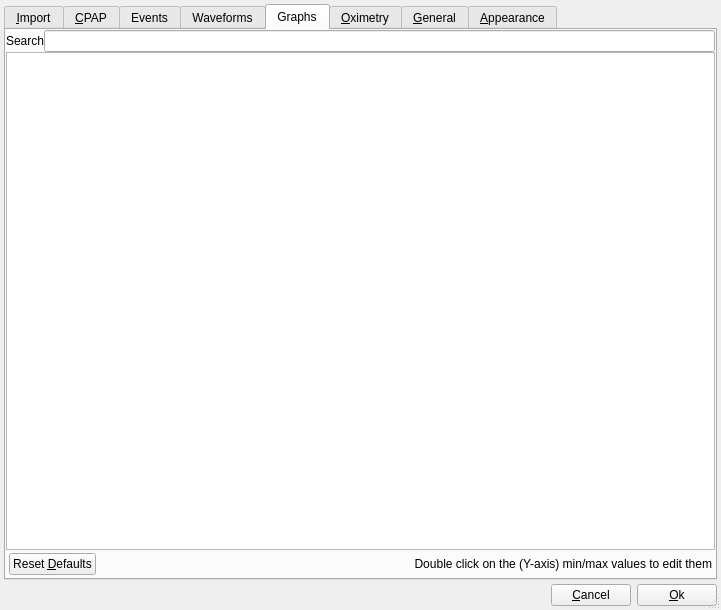
sbonaime/sleepyhead-code., file sleepyhead/preferencesdialog.ui: the form before one commit.
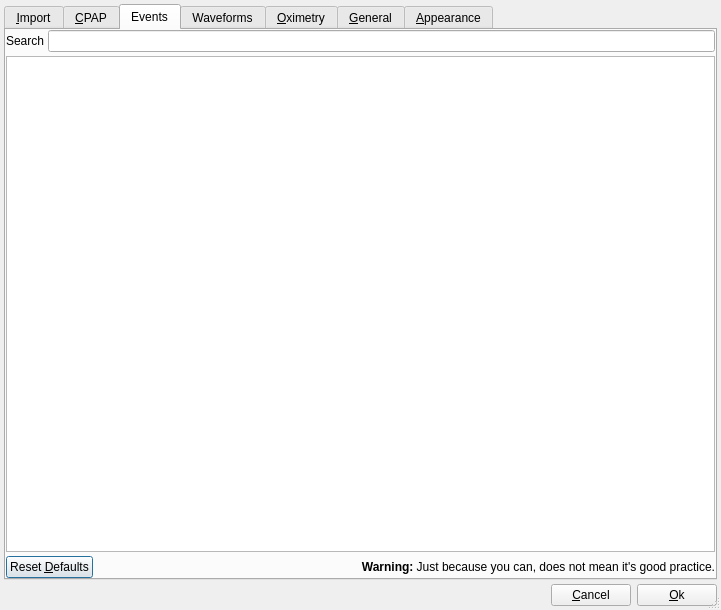
The form after the commit. The open tabs and pages were chosen to show the change. Icons and pictures are not drawn.

Commit message: Remove old Graph Tab in Preferences

What changed in the file:
```diff
--- a/sleepyhead/preferencesdialog.ui
+++ b/sleepyhead/preferencesdialog.ui
@@ -1305,90 +1305,6 @@
        </item>
       </layout>
      </widget>
-     <widget class="QWidget" name="graphTab">
-      <attribute name="title">
-       <string>Graphs</string>
-      </attribute>
-      <layout class="QVBoxLayout" name="verticalLayout_4">
-       <property name="spacing">
-        <number>0</number>
-       </property>
-       <property name="leftMargin">
-        <number>0</number>
-       </property>
-       <property name="topMargin">
-        <number>0</number>
-       </property>
-       <property name="rightMargin">
-        <number>0</number>
-       </property>
-       <property name="bottomMargin">
-        <number>0</number>
-       </property>
-       <item>
-        <layout class="QHBoxLayout" name="horizontalLayout_6">
-         <item>
-          <widget class="QLabel" name="label_8">
-           <property name="text">
-            <string>Search</string>
-           </property>
-          </widget>
-         </item>
-         <item>
-          <widget class="QLineEdit" name="graphFilter">
-           <property name="toolTip">
-            <string>Filters the graph list. Simply start typing the name of the graph your looking for.</string>
-           </property>
-          </widget>
-         </item>
-        </layout>
-       </item>
-       <item>
-        <widget class="QTreeView" name="graphView"/>
-       </item>
-       <item>
-        <widget class="QWidget" name="widget_3" native="true">
-         <layout class="QHBoxLayout" name="horizontalLayout_11">
-          <property name="leftMargin">
-           <number>3</number>
-          </property>
-          <property name="topMargin">
-           <number>3</number>
-          </property>
-          <property name="rightMargin">
-           <number>3</number>
-          </property>
-          <property name="bottomMargin">
-           <number>3</number>
-          </property>
-          <item>
-           <widget class="QPushButton" name="resetGraphButton">
-            <property name="sizePolicy">
-             <sizepolicy hsizetype="Fixed" vsizetype="Fixed">
-              <horstretch>0</horstretch>
-              <verstretch>0</verstretch>
-             </sizepolicy>
-            </property>
-            <property name="text">
-             <string>Reset &amp;Defaults</string>
-            </property>
-           </widget>
-          </item>
-          <item>
-           <widget class="QLabel" name="label_9">
-            <property name="text">
-             <string>Double click on the (Y-axis) min/max values to edit them</string>
-            </property>
-            <property name="alignment">
-             <set>Qt::AlignRight|Qt::AlignTrailing|Qt::AlignVCenter</set>
-            </property>
-           </widget>
-          </item>
-         </layout>
-        </widget>
-       </item>
-      </layout>
-     </widget>
      <widget class="QWidget" name="oximetryTab">
       <attribute name="title">
        <string>&amp;Oximetry</string>
```
Left out of the diff: 2 changed lines with no effect on the pictures. The commit also changes 3 other files.
